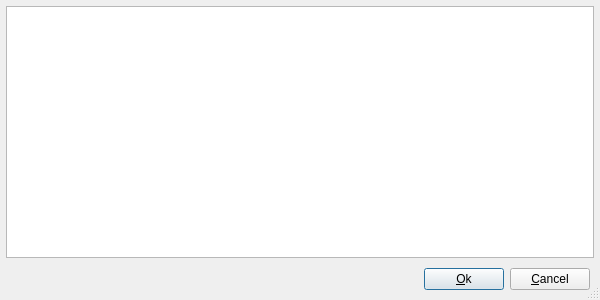
This is com/ami/iface/SelectImplementationDialog.ui in Scanframe/sf-mod-app as Qt 5 draws it before an edit. The edited form follows.
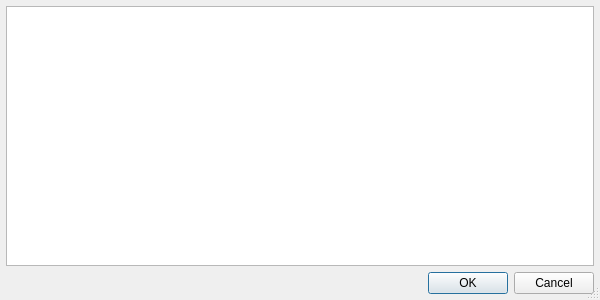
This is the edited form.

```diff
--- a/com/ami/iface/SelectImplementationDialog.ui
+++ b/com/ami/iface/SelectImplementationDialog.ui
@@ -43,63 +43,10 @@
     </widget>
    </item>
    <item>
-    <widget class="QFrame" name="frame">
-     <property name="frameShadow">
-      <enum>QFrame::Raised</enum>
+    <widget class="QDialogButtonBox" name="buttonBox">
+     <property name="standardButtons">
+      <set>QDialogButtonBox::Cancel|QDialogButtonBox::Ok</set>
      </property>
-     <layout class="QHBoxLayout" name="horizontalLayout">
-      <property name="sizeConstraint">
-       <enum>QLayout::SetMinAndMaxSize</enum>
-      </property>
-      <property name="leftMargin">
-       <number>4</number>
-      </property>
-      <property name="topMargin">
-       <number>4</number>
-      </property>
-      <property name="rightMargin">
-       <number>4</number>
-      </property>
-      <property name="bottomMargin">
-       <number>4</number>
-      </property>
-      <item>
-       <spacer name="horizontalSpacer">
-        <property name="orientation">
-         <enum>Qt::Horizontal</enum>
-        </property>
-        <property name="sizeHint" stdset="0">
-         <size>
-          <width>40</width>
-          <height>20</height>
-         </size>
-        </property>
-       </spacer>
-      </item>
-      <item>
-       <widget class="QPushButton" name="btnOkay">
-        <property name="text">
-         <string>&amp;Ok</string>
-        </property>
-        <property name="autoDefault">
-         <bool>true</bool>
-        </property>
-        <property name="default">
-         <bool>true</bool>
-        </property>
-       </widget>
-      </item>
-      <item>
-       <widget class="QPushButton" name="btnCancel">
-        <property name="text">
-         <string>&amp;Cancel</string>
-        </property>
-        <property name="autoDefault">
-         <bool>false</bool>
-        </property>
-       </widget>
-      </item>
-     </layout>
     </widget>
    </item>
   </layout>
```
Left out of the diff: 2 changed lines with no effect on the pictures.
